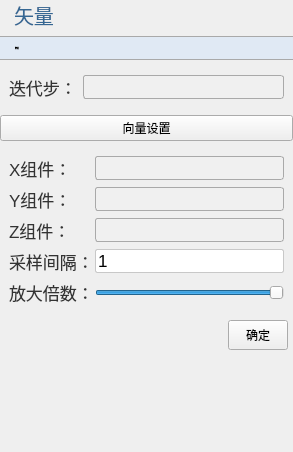
Above: plugins/Base_PostProcessing/VectorSettingWidget.ui from asd977/base_cae before the change. Below: the same form after it.
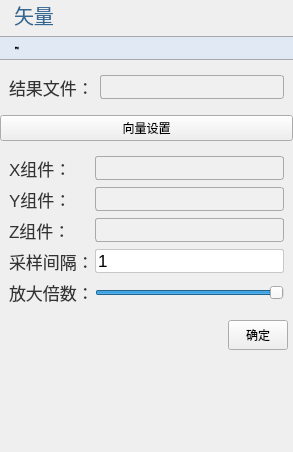
That is the form after the change. Icons and pictures are not drawn.

```diff
--- a/plugins/Base_PostProcessing/VectorSettingWidget.ui
+++ b/plugins/Base_PostProcessing/VectorSettingWidget.ui
@@ -169,7 +169,7 @@
            </sizepolicy>
           </property>
           <property name="text">
-           <string>迭代步：</string>
+           <string>结果文件：</string>
           </property>
          </widget>
         </item>
```
